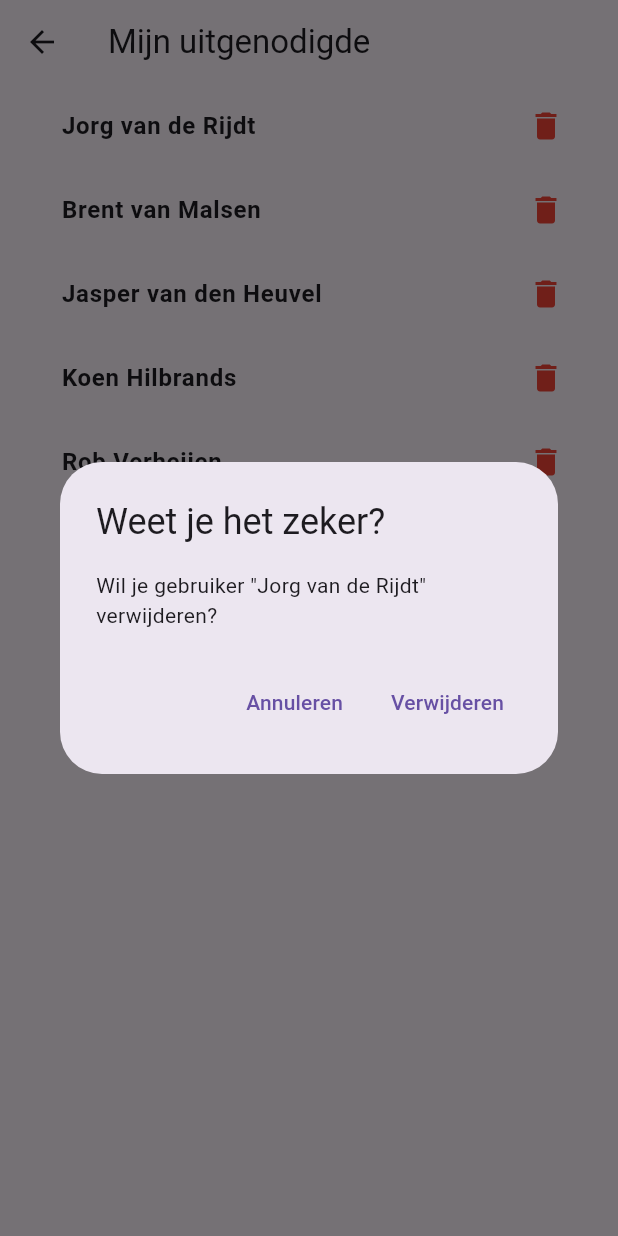
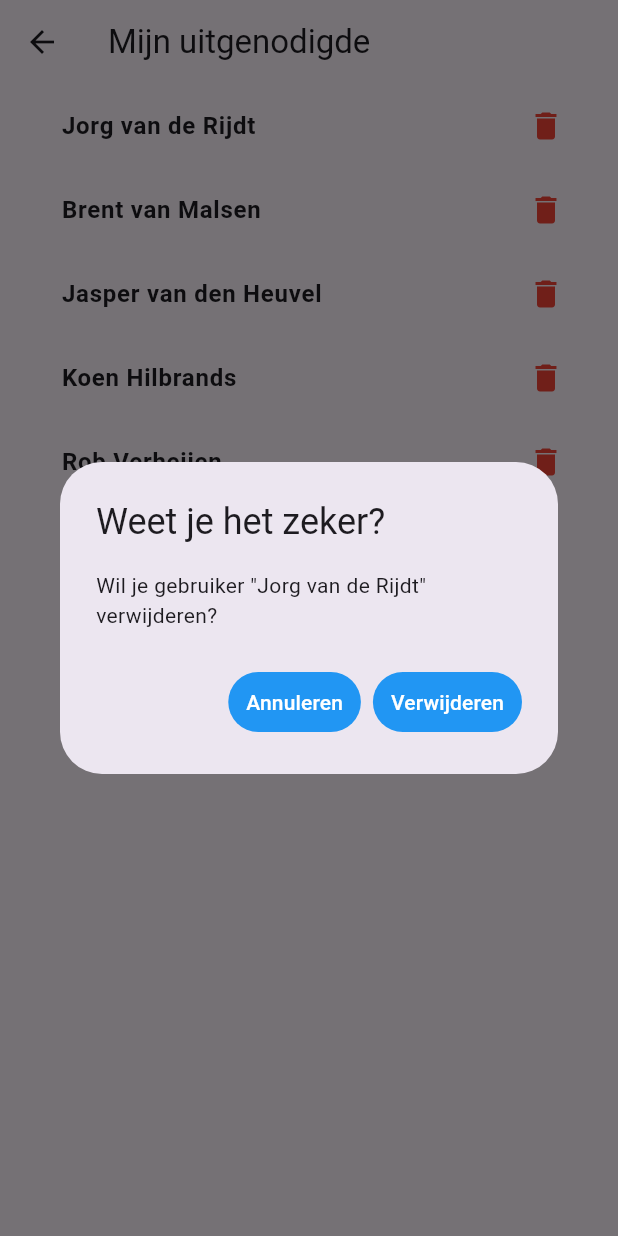
Before and after one commit to brentvanmalsen/industry-project, a Flutter app: the NewPage screen opened directly, after a tap on the "delete" icon, on a phone screen of 412 x 824 dp. Run offline on Flutter 3.47's test engine with Material 3 defaults, Android fonts, the phone set to English and light mode, and no system bars; our stand-ins replace rive, share_plus, sleek_circular_slider, syncfusion_flutter_charts; missing offline and left inert: mailer.

Commit message:
alert dialog toegevoegd met bijbehoorende huisstijl van de knoppen

```diff
--- a/lib/settings.dart
+++ b/lib/settings.dart
@@ -397,13 +397,25 @@ class _NewPageState extends State<NewPage> {
           content: Text('Wil je gebruiker "${users[index]}" verwijderen?'),
           actions: <Widget>[
             TextButton(
-              child: Text('Annuleren'),
+              style: TextButton.styleFrom(
+                backgroundColor: Colors.blue,
+              ),
+              child: Text(
+                'Annuleren',
+                style: TextStyle(color: Colors.white),
+              ),
               onPressed: () {
                 Navigator.of(context).pop(); // Sluit het dialoogvenster
               },
             ),
             TextButton(
-              child: Text('Verwijderen'),
+              style: TextButton.styleFrom(
+                backgroundColor: Colors.blue,
+              ),
+              child: Text(
+                'Verwijderen',
+                style: TextStyle(color: Colors.white),
+              ),
               onPressed: () {
                 setState(() {
                   users.removeAt(index); // Verwijder de gebruiker
```
